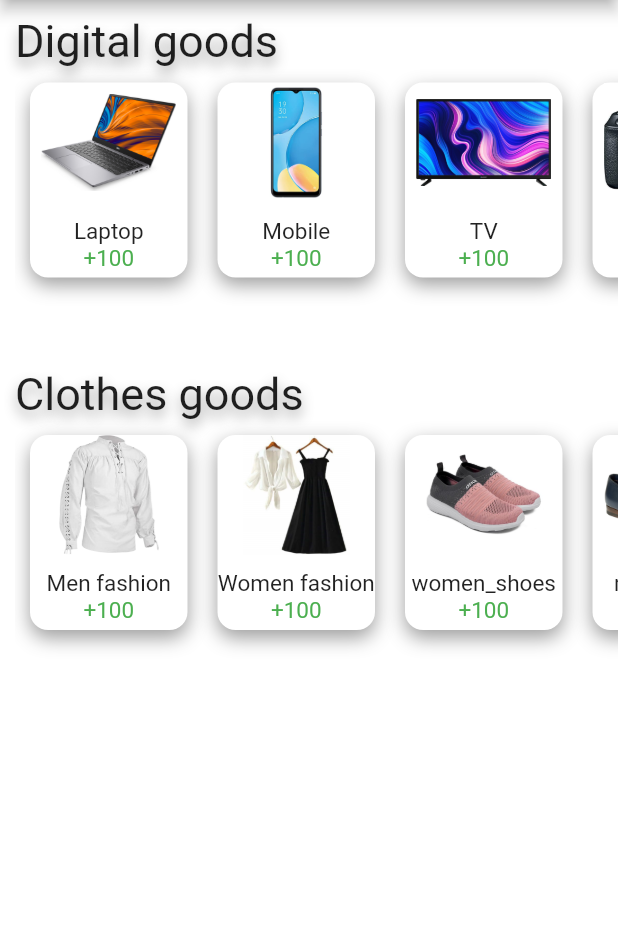
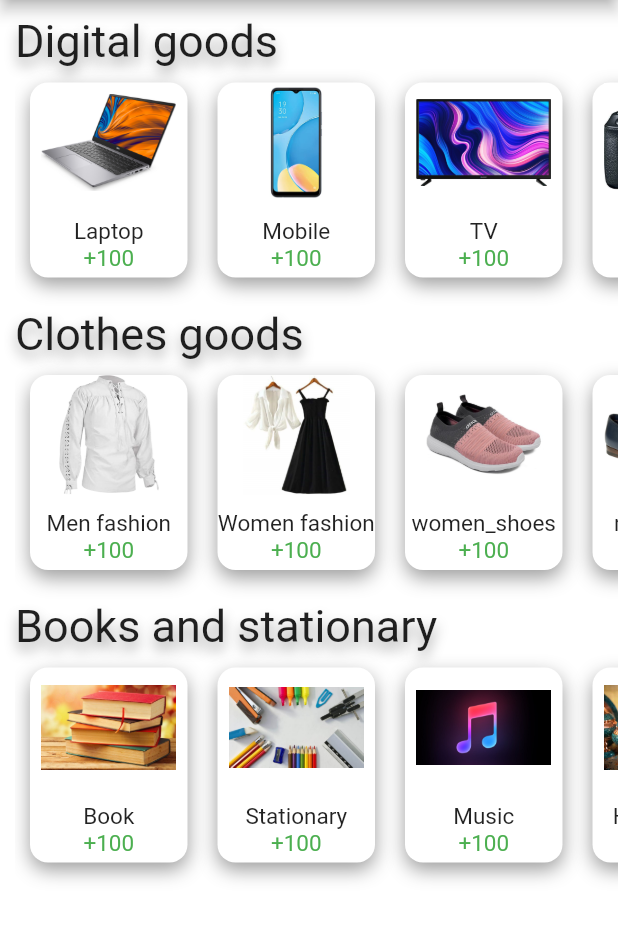
Before and after one commit to sadrabera/Sadra_Shop, a Flutter app: the screen it shows after launch, on a phone screen of 412 x 824 dp, the part 84-1026 px from its top. Run offline on Flutter 3.47's test engine with Material 2 defaults, Android fonts, the phone set to English and light mode, and no system bars.

Commit message:
main page completed without advertisment

```diff
--- a/lib/main_page.dart
+++ b/lib/main_page.dart
@@ -1,5 +1,5 @@
-import 'package:flutter/cupertino.dart';
 import 'package:flutter/material.dart';
+import 'package:untitled/rows_in_main_page/books_stationary.dart';
 import 'package:untitled/rows_in_main_page/boxes.dart';
 import 'package:untitled/rows_in_main_page/clothes_goods.dart';
 import 'package:untitled/rows_in_main_page/digital_goods.dart';
@@ -17,11 +17,12 @@ class MyMainPage extends StatelessWidget {
           children: [
             hereText('Digital goods'),
             DigitalGoodsRow(),
-            const SizedBox(
-              height: 40,
-            ),
+
             hereText('Clothes goods'),
             ClothesGoods(),
+            hereText('Books and stationary'),
+            BooksStationary(),
+
 
           ],
           crossAxisAlignment: CrossAxisAlignment.start,
--- /dev/null
+++ b/lib/rows_in_main_page/books_stationary.dart
@@ -0,0 +1,50 @@
+import 'package:flutter/cupertino.dart';
+
+import 'boxes.dart';
+
+class BooksStationary extends StatelessWidget {
+  @override
+  Widget build(BuildContext context) {
+    return SingleChildScrollView(
+      scrollDirection: Axis.horizontal,
+      child: Row(
+        children: <Widget>[
+          EveryBoxes(
+            title: 'Book',
+            image: 'assets/images/book.jpg',
+            number: 100,
+            fontSize: 15,
+          ),
+          const SizedBox(
+            width: 20,
+          ),
+          EveryBoxes(
+            title: 'Stationary',
+            image: 'assets/images/stationary.jpg',
+            number: 100,
+          ),
+          SizedBox(
+            width: 20,
+          ),
+          EveryBoxes(
+            title: 'Music',
+            image: 'assets/images/music.jpg',
+            number: 100,
+          ),
+          SizedBox(
+            width: 20,
+          ),
+          EveryBoxes(
+            title: 'Handicrafts',
+            image: 'assets/images/handicrafts.jpg',
+            number: 100,
+          ),
+
+
+        ],
+
+      ),
+      padding: EdgeInsets.only(left: 10, top: 10,bottom: 20),
+    );
+  }
+}
```
Also changed, not shown: lib/rows_in_main_page/sport_trip.dart (added, +43 -0 lines), pubspec.yaml (+7 -0 lines), assets/images/book.jpg (added), assets/images/handicrafts.jpg (added), assets/images/music.jpg (added), assets/images/sport_clothes.jpeg (added), assets/images/sporting_goods.jpg (added), assets/images/stationary.jpg (added), assets/images/travel_camping_equipment.jpg (added).
